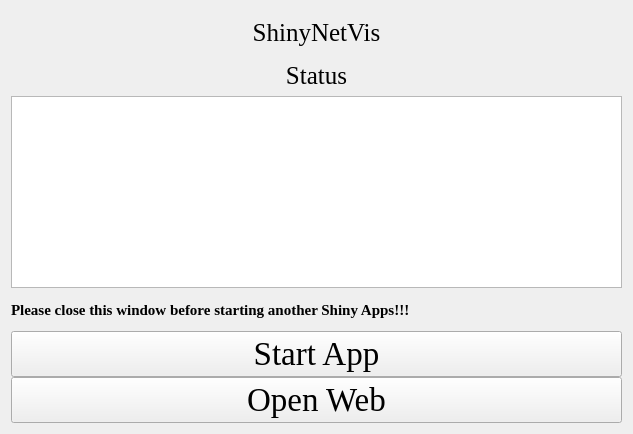
The window that ShinyNetVis.ui (hzaurzli/MicroWorldOmics) describes before a commit, drawn with Qt 5.
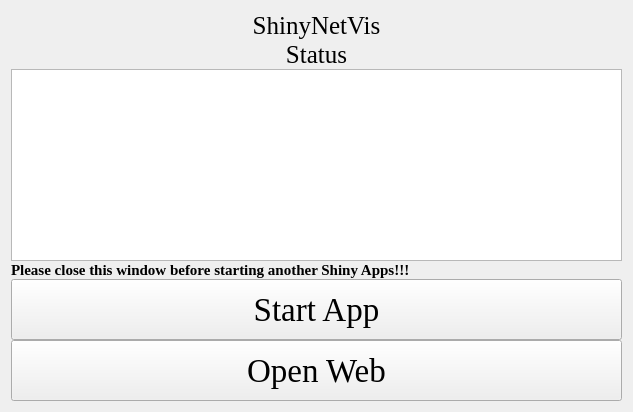
The same window after the commit. Icons and pictures are not drawn.

```diff
--- a/ShinyNetVis.ui
+++ b/ShinyNetVis.ui
@@ -7,7 +7,7 @@
     <x>0</x>
     <y>0</y>
     <width>633</width>
-    <height>434</height>
+    <height>412</height>
    </rect>
   </property>
   <property name="windowTitle">
@@ -27,6 +27,12 @@
      </property>
      <item row="0" column="0" colspan="3">
       <widget class="QLabel" name="label">
+       <property name="sizePolicy">
+        <sizepolicy hsizetype="Preferred" vsizetype="Fixed">
+         <horstretch>0</horstretch>
+         <verstretch>0</verstretch>
+        </sizepolicy>
+       </property>
        <property name="font">
         <font>
          <family>Times New Roman</family>
@@ -43,6 +49,12 @@
      </item>
      <item row="3" column="0" colspan="3">
       <widget class="QLabel" name="label_4">
+       <property name="sizePolicy">
+        <sizepolicy hsizetype="Preferred" vsizetype="Fixed">
+         <horstretch>0</horstretch>
+         <verstretch>0</verstretch>
+        </sizepolicy>
+       </property>
        <property name="font">
         <font>
          <family>Times New Roman</family>
@@ -66,6 +78,12 @@
      </item>
      <item row="7" column="0" colspan="3">
       <widget class="QLabel" name="label_3">
+       <property name="sizePolicy">
+        <sizepolicy hsizetype="Preferred" vsizetype="Fixed">
+         <horstretch>0</horstretch>
+         <verstretch>0</verstretch>
+        </sizepolicy>
+       </property>
        <property name="font">
         <font>
          <family>Times New Roman</family>
@@ -81,6 +99,12 @@
      </item>
      <item row="8" column="0" colspan="3">
       <widget class="QPushButton" name="pushButton">
+       <property name="sizePolicy">
+        <sizepolicy hsizetype="Preferred" vsizetype="Preferred">
+         <horstretch>0</horstretch>
+         <verstretch>0</verstretch>
+        </sizepolicy>
+       </property>
        <property name="font">
         <font>
          <family>Times New Roman</family>
@@ -94,6 +118,12 @@
      </item>
      <item row="9" column="0" colspan="3">
       <widget class="QPushButton" name="pushButton_2">
+       <property name="sizePolicy">
+        <sizepolicy hsizetype="Preferred" vsizetype="Preferred">
+         <horstretch>0</horstretch>
+         <verstretch>0</verstretch>
+        </sizepolicy>
+       </property>
        <property name="font">
         <font>
          <family>Times New Roman</family>
```
